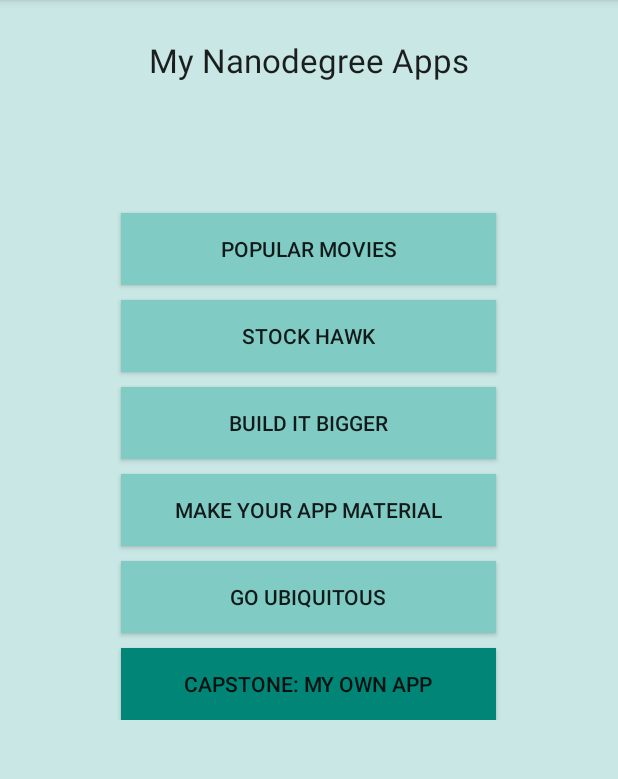
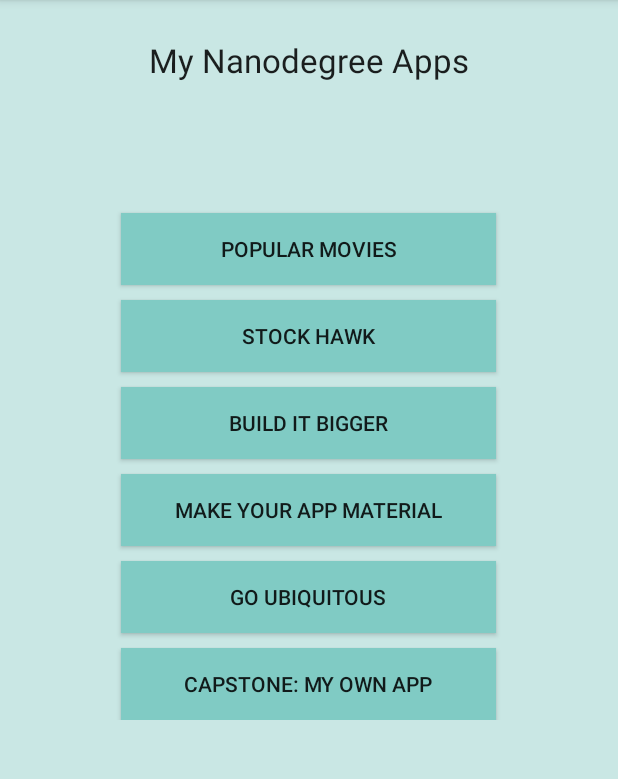
Before and after one commit to mohamedin2/My_App_Portfolio, an Android app: the screen it shows after launch (MainActivity), after a tap on "STOCK HAWK", on a phone screen of 412 x 824 dp, the part 84-863 px from its top. Run offline under Robolectric (Android 15) with nearby library versions, the phone set to English and light mode, and no system bars; our stand-ins replace ButterKnife; 4 statements that could not run were skipped.

Commit message:
Suggested Udacity enhancements

```diff
--- a/app/src/main/AndroidManifest.xml
+++ b/app/src/main/AndroidManifest.xml
@@ -14,7 +14,11 @@
 
                 <category android:name="android.intent.category.LAUNCHER" />
             </intent-filter>
-        </activity>
+        </activity><!-- ATTENTION: This was auto-generated to add Google Play services to your project for
+     App Indexing.  See https://g.co/AppIndexing/AndroidStudio for more information. -->
+        <meta-data
+            android:name="com.google.android.gms.version"
+            android:value="@integer/google_play_services_version" />
     </application>
 
 </manifest>
--- a/app/src/main/java/com/mohamedin/myappportfolio/MainActivity.java
+++ b/app/src/main/java/com/mohamedin/myappportfolio/MainActivity.java
@@ -1,65 +1,123 @@
 package com.mohamedin.myappportfolio;
 
+import android.net.Uri;
 import android.support.v7.app.AppCompatActivity;
 import android.os.Bundle;
 import android.view.View;
 import android.widget.Button;
 import android.widget.Toast;
 
+import com.google.android.gms.appindexing.Action;
+import com.google.android.gms.appindexing.AppIndex;
+import com.google.android.gms.common.api.GoogleApiClient;
+
+import butterknife.BindString;
+import butterknife.BindView;
+import butterknife.ButterKnife;
+import butterknife.OnClick;
+
 public class MainActivity extends AppCompatActivity {
+
+    @BindView(R.id.moviesAppBtn) Button moviesAppBtn;
+    @BindView(R.id.stockAppBtn) Button stockAppBtn;
+    @BindView(R.id.buildItAppBtn) Button buildItAppBtn;
+    @BindView(R.id.materialAppBtn) Button materialAppBtn;
+    @BindView(R.id.ubiqAppBtn) Button ubiqAppBtn;
+    @BindView(R.id.capstoneAppBtn) Button capstoneAppBtn;
+
+    @BindString(R.string.capstoneAppMsg) String capStoneMsg;
+    /**
+     * ATTENTION: This was auto-generated to implement the App Indexing API.
+     * See https://g.co/AppIndexing/AndroidStudio for more information.
+     */
+    private GoogleApiClient client;
 
     @Override
     protected void onCreate(Bundle savedInstanceState) {
         super.onCreate(savedInstanceState);
         setContentView(R.layout.activity_main);
 
-        Button moviesAppBtn = (Button) findViewById(R.id.moviesAppBtn);
-        moviesAppBtn.setOnClickListener(new View.OnClickListener() {
+        ButterKnife.bind(this);
+
+
+        capstoneAppBtn.setOnClickListener(new View.OnClickListener() {
             public void onClick(View v) {
-                Toast toast = Toast.makeText(getApplicationContext(), "This button will launch my popular movies project", Toast.LENGTH_SHORT);
-                toast.show();
+                showToast(capStoneMsg);
             }
         });
 
-        Button stockAppBtn = (Button) findViewById(R.id.stockAppBtn);
-        stockAppBtn.setOnClickListener(new View.OnClickListener() {
-            public void onClick(View v) {
-                Toast toast = Toast.makeText(getApplicationContext(), "This button will launch my stock hawk project", Toast.LENGTH_SHORT);
-                toast.show();
-            }
-        });
+        // ATTENTION: This was auto-generated to implement the App Indexing API.
+        // See https://g.co/AppIndexing/AndroidStudio for more information.
+        client = new GoogleApiClient.Builder(this).addApi(AppIndex.API).build();
+    }
 
-        Button buildItAppBtn = (Button) findViewById(R.id.buildItAppBtn);
-        buildItAppBtn.setOnClickListener(new View.OnClickListener() {
-            public void onClick(View v) {
-                Toast toast = Toast.makeText(getApplicationContext(), "This button will launch my build it bigger project", Toast.LENGTH_SHORT);
-                toast.show();
-            }
-        });
+    private void showToast(String msg) {
+        Toast toast = Toast.makeText(getApplicationContext(), msg, Toast.LENGTH_SHORT);
+        toast.show();
+    }
 
-        Button materialAppBtn = (Button) findViewById(R.id.materialAppBtn);
-        materialAppBtn.setOnClickListener(new View.OnClickListener() {
-            public void onClick(View v) {
-                Toast toast = Toast.makeText(getApplicationContext(), "This button will launch my make your app material project", Toast.LENGTH_SHORT);
-                toast.show();
-            }
-        });
-
-        Button ubiqAppBtn = (Button) findViewById(R.id.ubiqAppBtn);
-        ubiqAppBtn.setOnClickListener(new View.OnClickListener() {
-            public void onClick(View v) {
-                Toast toast = Toast.makeText(getApplicationContext(), "This button will launch my go ubiquitous project", Toast.LENGTH_SHORT);
-                toast.show();
-            }
-        });
-
-        Button capstoneAppBtn = (Button) findViewById(R.id.capstoneAppBtn);
-        capstoneAppBtn.setOnClickListener(new View.OnClickListener() {
-            public void onClick(View v) {
-                Toast toast = Toast.makeText(getApplicationContext(), "This button will launch my capstone project", Toast.LENGTH_SHORT);
-                toast.show();
-            }
-        });
+    @OnClick(R.id.moviesAppBtn)
+    public void moviesAppBtnClick(View view) {
+        showToast(getResources().getString(R.string.popMoviesAppMsg));
+    }
+    @OnClick(R.id.stockAppBtn)
+    public void stockAppBtnClick(View view) {
+        showToast(getResources().getString(R.string.stockAppMsg));
+    }
+    @OnClick(R.id.buildItAppBtn)
+    public void buildItAppBtnClick(View view) {
+        showToast(getResources().getString(R.string.buildItBiggerAppMsg));
+    }
+    @OnClick(R.id.materialAppBtn)
+    public void materialAppBtnClick(View view) {
+        showToast(getResources().getString(R.string.materialAppMsg));
+    }
+    @OnClick(R.id.ubiqAppBtn)
+    public void ubiqAppBtnClick(View view) {
+        showToast(getResources().getString(R.string.ubiqAppMsg));
+    }
+/*    @OnClick(R.id.capstoneAppBtn)
+    public void capstoneAppBtnClick(View view) {
 
     }
+  */
+    @Override
+    public void onStart() {
+        super.onStart();
+
+        // ATTENTION: This was auto-generated to implement the App Indexing API.
+        // See https://g.co/AppIndexing/AndroidStudio for more information.
+        client.connect();
+        Action viewAction = Action.newAction(
+                Action.TYPE_VIEW, // TODO: choose an action type.
+                "Main Page", // TODO: Define a title for the content shown.
+                // TODO: If you have web page content that matches this app activity's content,
+                // make sure this auto-generated web page URL is correct.
+                // Otherwise, set the URL to null.
+                Uri.parse("http://host/path"),
+                // TODO: Make sure this auto-generated app URL is correct.
+                Uri.parse("android-app://com.mohamedin.myappportfolio/http/host/path")
+        );
+        AppIndex.AppIndexApi.start(client, viewAction);
+    }
+
+    @Override
+    public void onStop() {
+        super.onStop();
+
+        // ATTENTION: This was auto-generated to implement the App Indexing API.
+        // See https://g.co/AppIndexing/AndroidStudio for more information.
+        Action viewAction = Action.newAction(
+                Action.TYPE_VIEW, // TODO: choose an action type.
+                "Main Page", // TODO: Define a title for the content shown.
+                // TODO: If you have web page content that matches this app activity's content,
+                // make sure this auto-generated web page URL is correct.
+                // Otherwise, set the URL to null.
+                Uri.parse("http://host/path"),
+                // TODO: Make sure this auto-generated app URL is correct.
+                Uri.parse("android-app://com.mohamedin.myappportfolio/http/host/path")
+        );
+        AppIndex.AppIndexApi.end(client, viewAction);
+        client.disconnect();
+    }
 }
--- a/app/src/main/res/layout/activity_main.xml
+++ b/app/src/main/res/layout/activity_main.xml
@@ -22,61 +22,38 @@
             android:paddingTop="25dp"
             android:paddingBottom="25dp" />
         <Button
-            android:layout_width="wrap_content"
-            android:layout_height="wrap_content"
             android:text="POPULAR MOVIES"
             android:id="@+id/moviesAppBtn"
-            android:layout_marginTop="62dp"
-            android:width="250dp"
-            android:background="@color/accent_material_dark" />
+            style="@style/BtnTheme"
+            android:layout_marginTop="62dp" />
         <Button
-            android:layout_width="wrap_content"
-            android:layout_height="wrap_content"
             android:text="STOCK HAWK"
             android:id="@+id/stockAppBtn"
             android:layout_below="@+id/moviesAppBtn"
-            android:layout_marginTop="10dp"
-            android:width="250dp"
-            android:background="@color/accent_material_dark" />
+            style="@style/BtnTheme" />
 
         <Button
-            android:layout_width="wrap_content"
-            android:layout_height="wrap_content"
             android:text="BUILD IT BIGGER"
             android:id="@+id/buildItAppBtn"
             android:layout_below="@+id/stockAppBtn"
-            android:layout_marginTop="10dp"
-            android:width="250dp"
-            android:background="@color/accent_material_dark" />
+            style="@style/BtnTheme" />
 
         <Button
-            android:layout_width="wrap_content"
-            android:layout_height="wrap_content"
             android:text="MAKE YOUR APP MATERIAL"
             android:id="@+id/materialAppBtn"
             android:layout_below="@+id/buildItAppBtn"
-            android:layout_marginTop="10dp"
-            android:width="250dp"
-            android:background="@color/accent_material_dark" />
+            style="@style/BtnTheme" />
 
         <Button
-            android:layout_width="wrap_content"
-            android:layout_height="wrap_content"
             android:text="GO UBIQUITOUS"
             android:id="@+id/ubiqAppBtn"
             android:layout_below="@+id/materialAppBtn"
-            android:layout_marginTop="10dp"
-            android:width="250dp"
-            android:background="@color/accent_material_dark" />
+            style="@style/BtnTheme" />
 
         <Button
-            android:layout_width="wrap_content"
-            android:layout_height="wrap_content"
             android:text="CAPSTONE: MY OWN APP"
             android:id="@+id/capstoneAppBtn"
             android:layout_below="@+id/ubiqAppBtn"
-            android:layout_marginTop="10dp"
-            android:width="250dp"
-            android:background="@color/accent_material_light" />
+            style="@style/BtnTheme" />
     </LinearLayout>
 </ScrollView>
--- a/app/src/main/res/values/strings.xml
+++ b/app/src/main/res/values/strings.xml
@@ -1,3 +1,9 @@
 <resources>
     <string name="app_name">My App Portfolio</string>
+    <string name="popMoviesAppMsg">This button will launch my popular movies project</string>
+    <string name="stockAppMsg">This button will launch my stock hawk project</string>
+    <string name="buildItBiggerAppMsg">This button will launch my build it bigger project</string>
+    <string name="materialAppMsg">This button will launch my make your app material project</string>
+    <string name="ubiqAppMsg">This button will launch my go ubiquitous project</string>
+    <string name="capstoneAppMsg">This button will launch my capstone project</string>
 </resources>
--- a/app/src/main/res/values/styles.xml
+++ b/app/src/main/res/values/styles.xml
@@ -8,4 +8,11 @@
         <item name="colorAccent">@color/colorAccent</item>
     </style>
 
+    <style name="BtnTheme">
+        <item name="android:layout_width">wrap_content</item>
+        <item name="android:layout_height">wrap_content</item>
+        <item name="android:layout_marginTop">10dp</item>
+        <item name="android:width">250dp</item>
+        <item name="android:background">@color/accent_material_dark</item>
+    </style>
 </resources>
--- a/build.gradle
+++ b/build.gradle
@@ -5,7 +5,7 @@ buildscript {
         jcenter()
     }
     dependencies {
-        classpath 'com.android.tools.build:gradle:2.1.3'
+        classpath 'com.android.tools.build:gradle:2.2.3'
 
         // NOTE: Do not place your application dependencies here; they belong
         // in the individual module build.gradle files
```
Also changed, not shown: app/build.gradle (+13 -2 lines).
